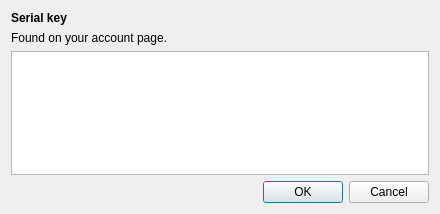
deskflow/deskflow, file src/gui/res/ActivationDialog.ui: the form before one commit.
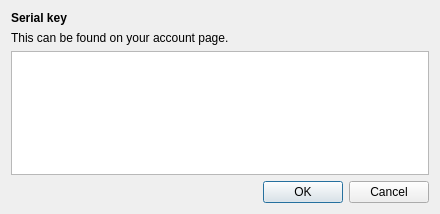
The form after the commit.

The edit to the form file:
```diff
--- a/src/gui/res/ActivationDialog.ui
+++ b/src/gui/res/ActivationDialog.ui
@@ -30,7 +30,7 @@
    <item>
     <widget class="QLabel" name="label_5">
      <property name="text">
-      <string>Found on your &lt;a href=&quot;https://symless.com/account/?source=gui&quot;&gt;account&lt;/a&gt; page.</string>
+      <string>&lt;html&gt;&lt;head/&gt;&lt;body&gt;&lt;p&gt;This can be found on your &lt;a href=&quot;https://symless.com/account/?source=gui&quot;&gt;&lt;span style=&quot; text-decoration: underline; color:#0000ff;&quot;&gt;account&lt;/span&gt;&lt;/a&gt; page.&lt;/p&gt;&lt;/body&gt;&lt;/html&gt;</string>
      </property>
      <property name="openExternalLinks">
       <bool>true</bool>
```
Left out of the diff: 4 changed lines with no effect on the pictures.
